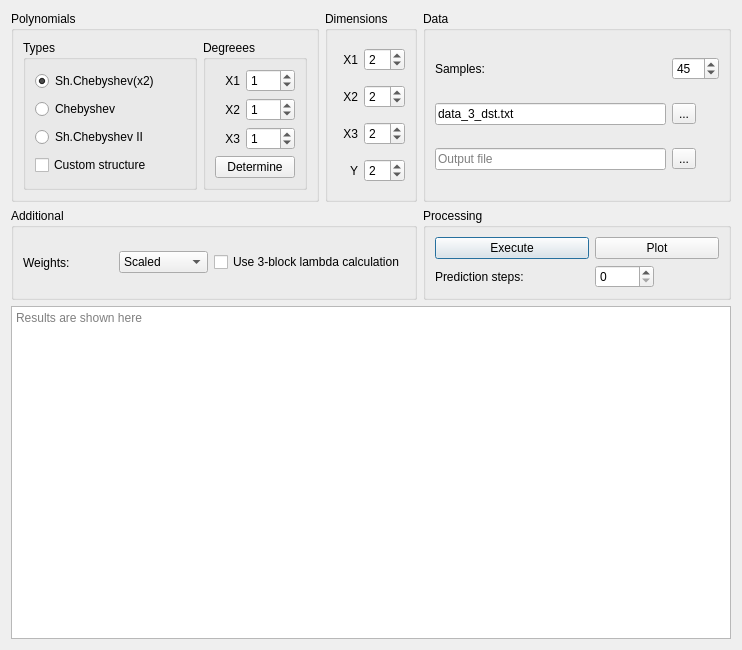
This is main_window.ui in funkotik/sisan_3 as Qt 5 draws it before an edit. The edited form follows.
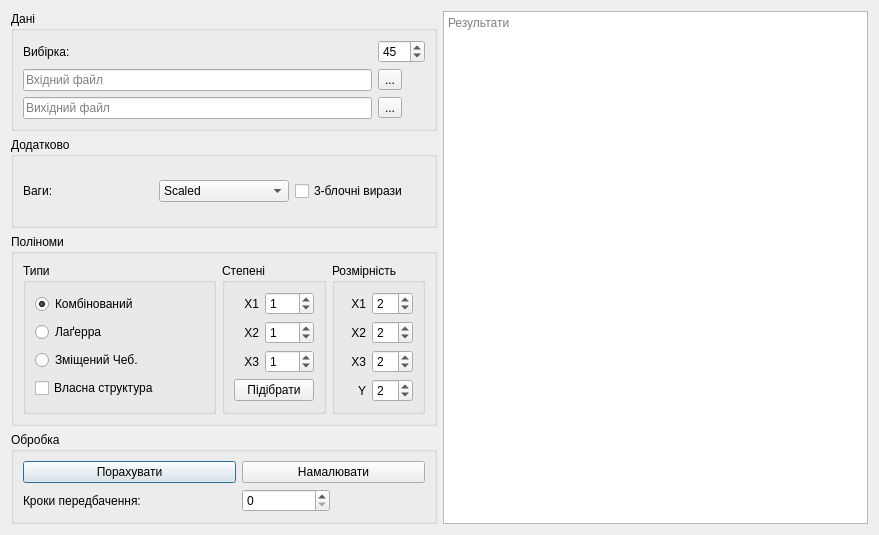
This is the edited form.

Diff of the .ui file:
```diff
--- a/main_window.ui
+++ b/main_window.ui
@@ -6,57 +6,138 @@
    <rect>
     <x>0</x>
     <y>0</y>
-    <width>742</width>
-    <height>650</height>
+    <width>879</width>
+    <height>535</height>
    </rect>
   </property>
   <property name="windowTitle">
    <string>Form1</string>
   </property>
-  <layout class="QGridLayout" name="gridLayout_2" rowstretch="0,0,0" columnstretch="0,0,0">
-   <item row="1" column="2">
-    <widget class="QGroupBox" name="groupBox_6">
-     <property name="title">
-      <string>Processing</string>
-     </property>
-     <layout class="QGridLayout" name="gridLayout">
-      <item row="0" column="0" rowspan="2" colspan="2">
-       <widget class="QPushButton" name="exec_button">
-        <property name="text">
-         <string>Execute</string>
-        </property>
-        <property name="default">
-         <bool>true</bool>
-        </property>
-        <property name="flat">
-         <bool>false</bool>
-        </property>
-       </widget>
-      </item>
-      <item row="0" column="2" rowspan="2" colspan="2">
-       <widget class="QPushButton" name="plot_button">
-        <property name="text">
-         <string>Plot</string>
-        </property>
-       </widget>
-      </item>
-      <item row="2" column="0">
-       <widget class="QLabel" name="label_10">
-        <property name="text">
-         <string>Prediction steps:</string>
-        </property>
-       </widget>
-      </item>
-      <item row="2" column="2">
-       <widget class="QSpinBox" name="predictBox"/>
-      </item>
-     </layout>
-    </widget>
-   </item>
+  <layout class="QGridLayout" name="gridLayout_2">
    <item row="0" column="0">
+    <widget class="QGroupBox" name="groupBox">
+     <property name="title">
+      <string>Дані</string>
+     </property>
+     <layout class="QGridLayout" name="gridLayout_5">
+      <item row="2" column="0">
+       <widget class="QLineEdit" name="line_input">
+        <property name="text">
+         <string/>
+        </property>
+        <property name="placeholderText">
+         <string>Вхідний файл</string>
+        </property>
+       </widget>
+      </item>
+      <item row="2" column="1">
+       <widget class="QToolButton" name="select_input">
+        <property name="text">
+         <string>...</string>
+        </property>
+       </widget>
+      </item>
+      <item row="3" column="0">
+       <widget class="QLineEdit" name="line_output">
+        <property name="text">
+         <string/>
+        </property>
+        <property name="placeholderText">
+         <string>Вихідний файл</string>
+        </property>
+       </widget>
+      </item>
+      <item row="1" column="1">
+       <widget class="QSpinBox" name="sample_spin">
+        <property name="maximum">
+         <number>999</number>
+        </property>
+        <property name="value">
+         <number>45</number>
+        </property>
+       </widget>
+      </item>
+      <item row="1" column="0">
+       <widget class="QLabel" name="label">
+        <property name="text">
+         <string>Вибірка:</string>
+        </property>
+       </widget>
+      </item>
+      <item row="3" column="1">
+       <widget class="QToolButton" name="select_output">
+        <property name="text">
+         <string>...</string>
+        </property>
+       </widget>
+      </item>
+     </layout>
+    </widget>
+   </item>
+   <item row="0" column="1" rowspan="4">
+    <widget class="QTextBrowser" name="results_field">
+     <property name="lineWrapMode">
+      <enum>QTextEdit::WidgetWidth</enum>
+     </property>
+     <property name="readOnly">
+      <bool>true</bool>
+     </property>
+     <property name="html">
+      <string>&lt;!DOCTYPE HTML PUBLIC &quot;-//W3C//DTD HTML 4.0//EN&quot; &quot;http://www.w3.org/TR/REC-html40/strict.dtd&quot;&gt;
+&lt;html&gt;&lt;head&gt;&lt;meta name=&quot;qrichtext&quot; content=&quot;1&quot; /&gt;&lt;style type=&quot;text/css&quot;&gt;
+p, li { white-space: pre-wrap; }
+&lt;/style&gt;&lt;/head&gt;&lt;body style=&quot; font-family:'.SF NS Text'; font-size:13pt; font-weight:400; font-style:normal;&quot;&gt;
+&lt;p style=&quot;-qt-paragraph-type:empty; margin-top:0px; margin-bottom:0px; margin-left:0px; margin-right:0px; -qt-block-indent:0; text-indent:0px; font-family:'.Menio Regular'; font-size:10pt;&quot;&gt;&lt;br /&gt;&lt;/p&gt;&lt;/body&gt;&lt;/html&gt;</string>
+     </property>
+     <property name="placeholderText">
+      <string>Результати</string>
+     </property>
+    </widget>
+   </item>
+   <item row="1" column="0">
+    <widget class="QGroupBox" name="groupBox_7">
+     <property name="title">
+      <string>Додатково</string>
+     </property>
+     <layout class="QHBoxLayout" name="horizontalLayout_3">
+      <item>
+       <widget class="QLabel" name="label_9">
+        <property name="text">
+         <string>Ваги:</string>
+        </property>
+       </widget>
+      </item>
+      <item>
+       <widget class="QComboBox" name="weights_box">
+        <property name="currentIndex">
+         <number>1</number>
+        </property>
+        <item>
+         <property name="text">
+          <string>Average</string>
+         </property>
+        </item>
+        <item>
+         <property name="text">
+          <string>Scaled</string>
+         </property>
+        </item>
+       </widget>
+      </item>
+      <item>
+       <widget class="QCheckBox" name="lambda_check">
+        <property name="text">
+         <string>3-блочні вирази</string>
+        </property>
+       </widget>
+      </item>
+     </layout>
+    </widget>
+   </item>
+   <item row="2" column="0">
     <widget class="QGroupBox" name="groupBox_5">
      <property name="title">
-      <string>Polynomials</string>
+      <string>Поліноми</string>
      </property>
      <layout class="QHBoxLayout" name="horizontalLayout">
       <item>
@@ -68,13 +149,13 @@
          </sizepolicy>
         </property>
         <property name="title">
-         <string>Types</string>
+         <string>Типи</string>
         </property>
         <layout class="QVBoxLayout" name="verticalLayout">
          <item>
           <widget class="QRadioButton" name="radio_sh_cheb">
            <property name="text">
-            <string>Sh.Chebyshev(x2)</string>
+            <string>Комбінований</string>
            </property>
            <property name="checked">
             <bool>true</bool>
@@ -84,21 +165,21 @@
          <item>
           <widget class="QRadioButton" name="radio_cheb">
            <property name="text">
-            <string>Chebyshev</string>
+            <string>Лаґерра</string>
            </property>
           </widget>
          </item>
          <item>
           <widget class="QRadioButton" name="radio_sh_cheb_2">
            <property name="text">
-            <string>Sh.Chebyshev II</string>
+            <string>Зміщений Чеб.</string>
            </property>
           </widget>
          </item>
          <item>
           <widget class="QCheckBox" name="custom_check">
            <property name="text">
-            <string>Custom structure</string>
+            <string>Власна структура</string>
            </property>
           </widget>
          </item>
@@ -114,7 +195,7 @@
          </sizepolicy>
         </property>
         <property name="title">
-         <string>Degreees</string>
+         <string>Степені</string>
         </property>
         <layout class="QGridLayout" name="gridLayout_4" columnstretch="1,2">
          <item row="0" column="0">
@@ -171,17 +252,14 @@
          <item row="3" column="0" colspan="2">
           <widget class="QPushButton" name="bruteforce_btn">
            <property name="text">
-            <string>Determine</string>
+            <string>Підібрати</string>
            </property>
           </widget>
          </item>
         </layout>
        </widget>
       </item>
-     </layout>
-    </widget>
-   </item>
-   <item row="0" column="1">
+      <item>
     <widget class="QGroupBox" name="groupBox_2">
      <property name="sizePolicy">
       <sizepolicy hsizetype="Fixed" vsizetype="Preferred">
@@ -190,7 +268,7 @@
       </sizepolicy>
      </property>
      <property name="title">
-      <string>Dimensions</string>
+         <string>Розмірність</string>
      </property>
      <layout class="QGridLayout" name="gridLayout_3">
       <item row="2" column="0">
@@ -264,124 +342,46 @@
      </layout>
     </widget>
    </item>
-   <item row="1" column="0" colspan="2">
-    <widget class="QGroupBox" name="groupBox_7">
-     <property name="title">
-      <string>Additional</string>
-     </property>
-     <layout class="QHBoxLayout" name="horizontalLayout_3">
-      <item>
-       <widget class="QLabel" name="label_9">
-        <property name="text">
-         <string>Weights:</string>
-        </property>
-       </widget>
-      </item>
-      <item>
-       <widget class="QComboBox" name="weights_box">
-        <property name="currentIndex">
-         <number>1</number>
-        </property>
-        <item>
-         <property name="text">
-          <string>Average</string>
-         </property>
-        </item>
-        <item>
-         <property name="text">
-          <string>Scaled</string>
-         </property>
-        </item>
-       </widget>
-      </item>
-      <item>
-       <widget class="QCheckBox" name="lambda_check">
-        <property name="text">
-         <string>Use 3-block lambda calculation</string>
-        </property>
-       </widget>
-      </item>
      </layout>
     </widget>
    </item>
-   <item row="0" column="2">
-    <widget class="QGroupBox" name="groupBox">
+   <item row="3" column="0">
+    <widget class="QGroupBox" name="groupBox_6">
      <property name="title">
-      <string>Data</string>
+      <string>Обробка</string>
      </property>
-     <layout class="QGridLayout" name="gridLayout_5">
-      <item row="0" column="0">
-       <widget class="QLabel" name="label">
+     <layout class="QGridLayout" name="gridLayout">
+      <item row="0" column="2" rowspan="2" colspan="2">
+       <widget class="QPushButton" name="plot_button">
         <property name="text">
-         <string>Samples:</string>
+         <string>Намалювати</string>
         </property>
        </widget>
       </item>
-      <item row="0" column="1">
-       <widget class="QSpinBox" name="sample_spin">
-        <property name="maximum">
-         <number>999</number>
-        </property>
-        <property name="value">
-         <number>45</number>
-        </property>
-       </widget>
-      </item>
-      <item row="1" column="0">
-       <widget class="QLineEdit" name="line_input">
+      <item row="0" column="0" rowspan="2" colspan="2">
+       <widget class="QPushButton" name="exec_button">
         <property name="text">
-         <string>data_3_dst.txt</string>
+         <string>Порахувати</string>
         </property>
-        <property name="placeholderText">
-         <string>Input file</string>
-        </property>
-       </widget>
-      </item>
-      <item row="1" column="1">
-       <widget class="QToolButton" name="select_input">
-        <property name="text">
-         <string>...</string>
-        </property>
-       </widget>
-      </item>
-      <item row="2" column="0">
-       <widget class="QLineEdit" name="line_output">
-        <property name="text">
-         <string/>
-        </property>
-        <property name="placeholderText">
-         <string>Output file</string>
-        </property>
-       </widget>
-      </item>
-      <item row="2" column="1">
-       <widget class="QToolButton" name="select_output">
-        <property name="text">
-         <string>...</string>
-        </property>
-       </widget>
-      </item>
-     </layout>
-    </widget>
-   </item>
-   <item row="2" column="0" colspan="3">
-    <widget class="QTextBrowser" name="results_field">
-     <property name="lineWrapMode">
-      <enum>QTextEdit::WidgetWidth</enum>
-     </property>
-     <property name="readOnly">
+        <property name="default">
       <bool>true</bool>
      </property>
-     <property name="html">
-      <string>&lt;!DOCTYPE HTML PUBLIC &quot;-//W3C//DTD HTML 4.0//EN&quot; &quot;http://www.w3.org/TR/REC-html40/strict.dtd&quot;&gt;
-&lt;html&gt;&lt;head&gt;&lt;meta name=&quot;qrichtext&quot; content=&quot;1&quot; /&gt;&lt;style type=&quot;text/css&quot;&gt;
-p, li { white-space: pre-wrap; }
-&lt;/style&gt;&lt;/head&gt;&lt;body style=&quot; font-family:'.SF NS Text'; font-size:13pt; font-weight:400; font-style:normal;&quot;&gt;
-&lt;p style=&quot;-qt-paragraph-type:empty; margin-top:0px; margin-bottom:0px; margin-left:0px; margin-right:0px; -qt-block-indent:0; text-indent:0px; font-family:'.Menio Regular'; font-size:10pt;&quot;&gt;&lt;br /&gt;&lt;/p&gt;&lt;/body&gt;&lt;/html&gt;</string>
-     </property>
-     <property name="placeholderText">
-      <string>Results are shown here</string>
-     </property>
+        <property name="flat">
+         <bool>false</bool>
+        </property>
+       </widget>
+      </item>
+      <item row="2" column="2">
+       <widget class="QSpinBox" name="predictBox"/>
+      </item>
+      <item row="2" column="0">
+       <widget class="QLabel" name="label_10">
+        <property name="text">
+         <string>Кроки передбачення:</string>
+        </property>
+       </widget>
+      </item>
+     </layout>
     </widget>
    </item>
   </layout>
```
Left out of the diff: 13 changed lines with no effect on the pictures. Lines whose indentation alone changed are shown as unchanged.
